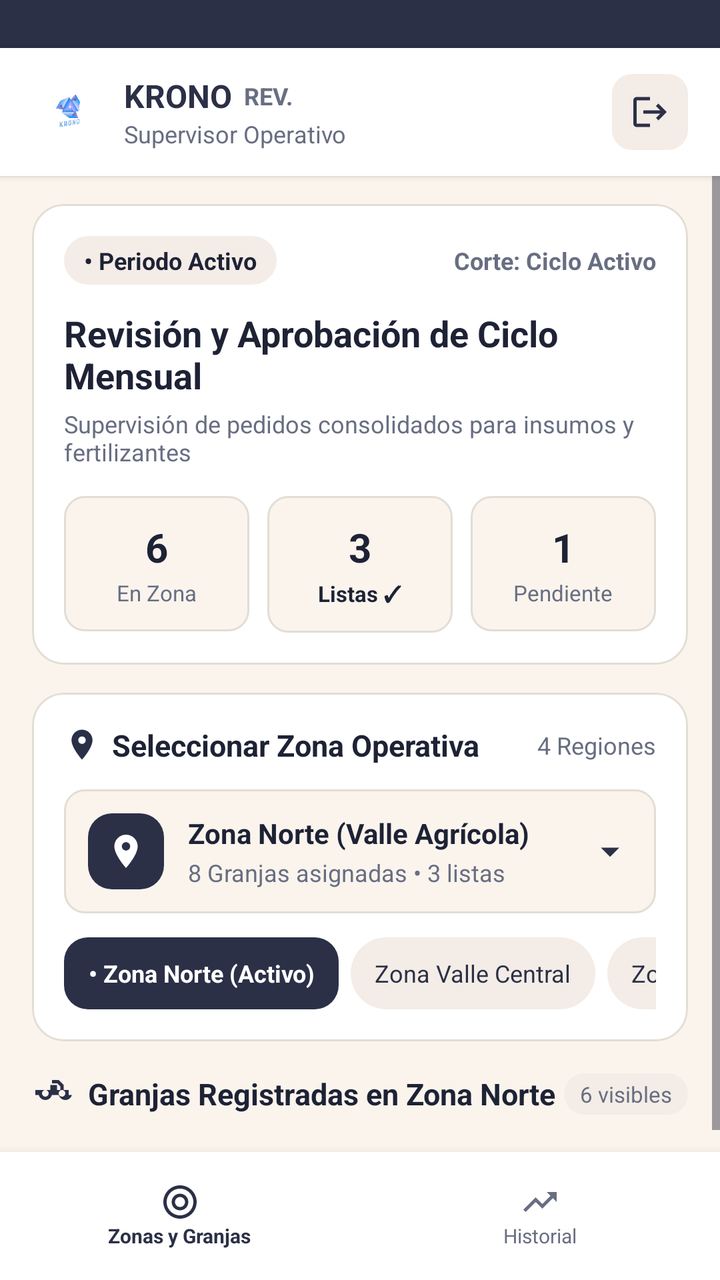
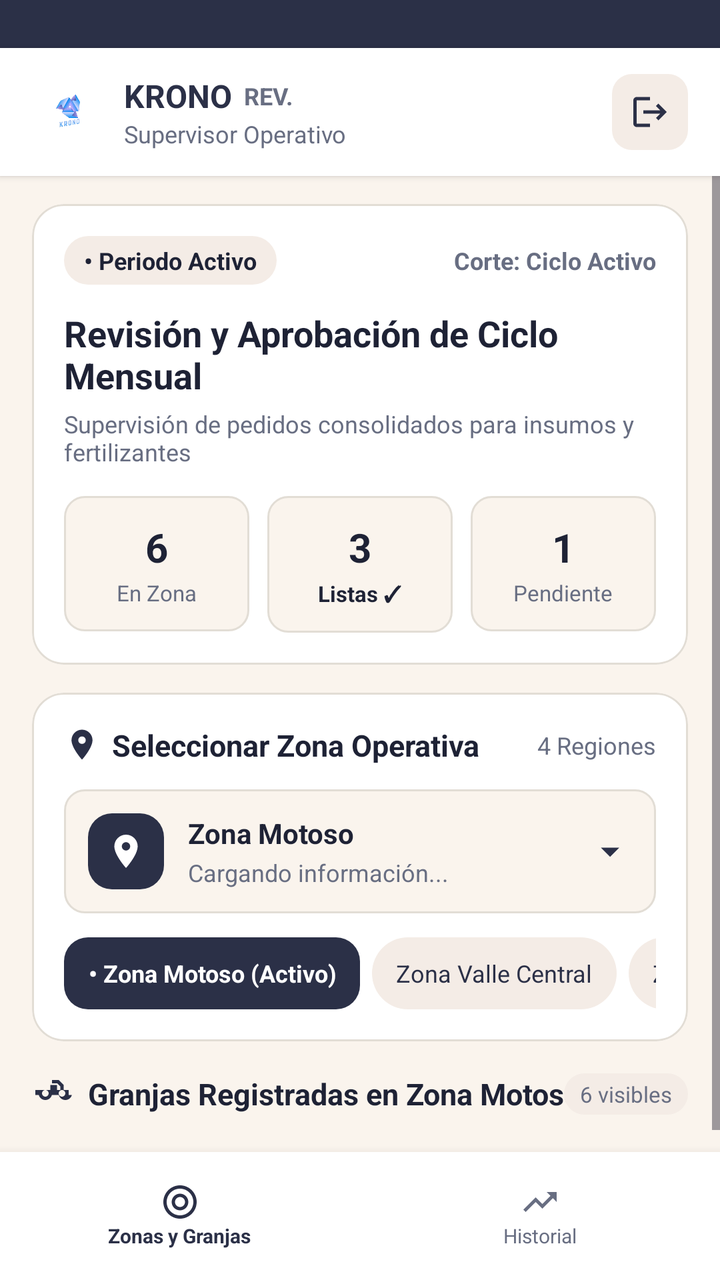

Screens rendered from an Android XML layout before and after an edit, with the pre-edit source and the edit as a unified diff.
<!-- AndroidManifest.xml: application theme Theme.Ferreteria -->
<!-- res/layout/activity_supervisor.xml -->
<?xml version="1.0" encoding="utf-8"?>
<RelativeLayout xmlns:android="http://schemas.android.com/apk/res/android"
    xmlns:app="http://schemas.android.com/apk/res-auto"
    xmlns:tools="http://schemas.android.com/tools"
    android:layout_width="match_parent"
    android:layout_height="match_parent"
    android:background="@color/krono_bg"
    tools:context=".SupervisorActivity">

    
    <View
        android:id="@+id/statusBarBg"
        android:layout_width="match_parent"
        android:layout_height="24dp"
        android:layout_alignParentTop="true"
        android:background="@color/krono_navy" />

    
    <LinearLayout
        android:id="@+id/topBar"
        android:layout_width="match_parent"
        android:layout_height="64dp"
        android:layout_below="@id/statusBarBg"
        android:background="@color/white"
        android:elevation="2dp"
        android:gravity="center_vertical"
        android:orientation="horizontal"
        android:paddingHorizontal="16dp">

        <ImageView
            android:layout_width="36dp"
            android:layout_height="36dp"
            android:contentDescription="@string/cd_logo"
            android:src="@drawable/logo" />

        <LinearLayout
            android:layout_width="0dp"
            android:layout_height="wrap_content"
            android:layout_marginStart="10dp"
            android:layout_weight="1"
            android:orientation="vertical">

            <LinearLayout
                android:layout_width="wrap_content"
                android:layout_height="wrap_content"
                android:gravity="center_vertical">

                <TextView
                    android:layout_width="wrap_content"
                    android:layout_height="wrap_content"
                    android:text="@string/app_name"
                    android:textColor="@color/krono_navy"
                    android:textSize="16sp"
                    android:textStyle="bold" />

                <TextView
                    android:layout_width="wrap_content"
                    android:layout_height="wrap_content"
                    android:layout_marginStart="6dp"
                    android:text="REV."
                    android:textColor="@color/krono_text_secondary"
                    android:textSize="12sp"
                    android:textStyle="bold" />
            </LinearLayout>

            <TextView
                android:layout_width="wrap_content"
                android:layout_height="wrap_content"
                android:text="Supervisor Operativo"
                android:textColor="@color/krono_text_secondary"
                android:textSize="12sp" />
        </LinearLayout>

        
        <FrameLayout
            android:id="@+id/btnBackLogin"
            android:layout_width="38dp"
            android:layout_height="38dp"
            android:background="@drawable/bg_icon_container"
            android:clickable="true"
            android:contentDescription="Cerrar sesión"
            android:focusable="true">

            <ImageView
                android:layout_width="20dp"
                android:layout_height="20dp"
                android:layout_gravity="center"
                android:contentDescription="Cerrar sesión"
                android:src="@drawable/ic_logout"
                app:tint="@color/krono_navy" />
        </FrameLayout>
    </LinearLayout>

    
    <LinearLayout
        android:id="@+id/bottomNav"
        android:layout_width="match_parent"
        android:layout_height="64dp"
        android:layout_alignParentBottom="true"
        android:background="@color/white"
        android:elevation="8dp"
        android:orientation="horizontal">

        
        <LinearLayout
            android:id="@+id/tabZonas"
            android:layout_width="0dp"
            android:layout_height="match_parent"
            android:layout_weight="1"
            android:gravity="center"
            android:orientation="vertical">

            <ImageView
                android:layout_width="20dp"
                android:layout_height="20dp"
                android:contentDescription="Zonas y Granjas"
                android:src="@drawable/ic_target"
                app:tint="@color/krono_navy" />

            <TextView
                android:layout_width="wrap_content"
                android:layout_height="wrap_content"
                android:text="Zonas y Granjas"
                android:textColor="@color/krono_navy"
                android:textSize="10sp"
                android:textStyle="bold" />
        </LinearLayout>

        
        <LinearLayout
            android:id="@+id/tabHistorial"
            android:layout_width="0dp"
            android:layout_height="match_parent"
            android:layout_weight="1"
            android:gravity="center"
            android:orientation="vertical">

            <ImageView
                android:layout_width="20dp"
                android:layout_height="20dp"
                android:contentDescription="Historial"
                android:src="@drawable/ic_trending_up"
                app:tint="@color/krono_text_secondary" />

            <TextView
                android:layout_width="wrap_content"
                android:layout_height="wrap_content"
                android:text="Historial"
                android:textColor="@color/krono_text_secondary"
                android:textSize="10sp" />
        </LinearLayout>
    </LinearLayout>

    
    <ScrollView
        android:id="@+id/scrollViewSupervisor"
        android:layout_width="match_parent"
        android:layout_height="match_parent"
        android:layout_above="@id/bottomNav"
        android:layout_below="@id/topBar"
        android:fillViewport="true">

        <LinearLayout
            android:layout_width="match_parent"
            android:layout_height="wrap_content"
            android:orientation="vertical"
            android:paddingHorizontal="16dp"
            android:paddingTop="14dp"
            android:paddingBottom="24dp">

            
            <com.google.android.material.card.MaterialCardView
                android:layout_width="match_parent"
                android:layout_height="wrap_content"
                app:cardBackgroundColor="@color/white"
                app:cardCornerRadius="16dp"
                app:cardElevation="0dp"
                app:strokeColor="@color/krono_card_stroke"
                app:strokeWidth="1dp">

                <LinearLayout
                    android:layout_width="match_parent"
                    android:layout_height="wrap_content"
                    android:orientation="vertical"
                    android:padding="16dp">

                    <RelativeLayout
                        android:layout_width="match_parent"
                        android:layout_height="wrap_content">

                        <TextView
                            android:layout_width="wrap_content"
                            android:layout_height="wrap_content"
                            android:layout_alignParentStart="true"
                            android:background="@drawable/bg_chip"
                            android:paddingHorizontal="10dp"
                            android:paddingVertical="4dp"
                            android:text="• Periodo Activo"
                            android:textColor="@color/krono_navy_dark"
                            android:textSize="12sp"
                            android:textStyle="bold" />

                        <TextView
                            android:id="@+id/txtSupervisorCorte"
                            android:layout_width="wrap_content"
                            android:layout_height="wrap_content"
                            android:layout_alignParentEnd="true"
                            android:layout_centerVertical="true"
                            android:text="Corte: Ciclo Activo"
                            android:textColor="@color/krono_text_secondary"
                            android:textSize="12sp"
                            android:textStyle="bold" />
                    </RelativeLayout>

                    <TextView
                        android:layout_width="wrap_content"
                        android:layout_height="wrap_content"
                        android:layout_marginTop="12dp"
                        android:text="Revisión y Aprobación de Ciclo Mensual"
                        android:textColor="@color/krono_navy_dark"
                        android:textSize="18sp"
                        android:textStyle="bold" />

                    <TextView
                        android:id="@+id/txtSupervisorCicloSub"
                        android:layout_width="wrap_content"
                        android:layout_height="wrap_content"
                        android:layout_marginTop="4dp"
                        android:text="Supervisión de pedidos consolidados para insumos y fertilizantes"
                        android:textColor="@color/krono_text_secondary"
                        android:textSize="12sp" />

                    
                    <LinearLayout
                        android:layout_width="match_parent"
                        android:layout_height="wrap_content"
                        android:layout_marginTop="14dp"
                        android:orientation="horizontal">

                        
                        <LinearLayout
                            android:layout_width="0dp"
                            android:layout_height="wrap_content"
                            android:layout_marginEnd="6dp"
                            android:layout_weight="1"
                            android:background="@drawable/bg_cierre_box"
                            android:gravity="center"
                            android:orientation="vertical"
                            android:paddingVertical="12dp">

                            <TextView
                                android:id="@+id/txtCountEnZona"
                                android:layout_width="wrap_content"
                                android:layout_height="wrap_content"
                                android:text="6"
                                android:textColor="@color/krono_navy_dark"
                                android:textSize="20sp"
                                android:textStyle="bold" />

                            <TextView
                                android:layout_width="wrap_content"
                                android:layout_height="wrap_content"
                                android:layout_marginTop="2dp"
                                android:text="En Zona"
                                android:textColor="@color/krono_text_secondary"
                                android:textSize="11sp" />
                        </LinearLayout>

                        
                        <LinearLayout
                            android:layout_width="0dp"
                            android:layout_height="wrap_content"
                            android:layout_marginHorizontal="3dp"
                            android:layout_weight="1"
                            android:background="@drawable/bg_cierre_box"
                            android:gravity="center"
                            android:orientation="vertical"
                            android:paddingVertical="12dp">

                            <TextView
                                android:id="@+id/txtCountListas"
                                android:layout_width="wrap_content"
                                android:layout_height="wrap_content"
                                android:text="3"
                                android:textColor="@color/krono_navy_dark"
                                android:textSize="20sp"
                                android:textStyle="bold" />

                            <TextView
                                android:layout_width="wrap_content"
                                android:layout_height="wrap_content"
                                android:layout_marginTop="2dp"
                                android:text="Listas ✓"
                                android:textColor="@color/krono_navy_dark"
                                android:textSize="11sp"
                                android:textStyle="bold" />
                        </LinearLayout>

                        
                        <LinearLayout
                            android:layout_width="0dp"
                            android:layout_height="wrap_content"
                            android:layout_marginStart="6dp"
                            android:layout_weight="1"
                            android:background="@drawable/bg_cierre_box"
                            android:gravity="center"
                            android:orientation="vertical"
                            android:paddingVertical="12dp">

                            <TextView
                                android:id="@+id/txtCountPendiente"
                                android:layout_width="wrap_content"
                                android:layout_height="wrap_content"
                                android:text="1"
                                android:textColor="@color/krono_navy_dark"
                                android:textSize="20sp"
                                android:textStyle="bold" />

                            <TextView
                                android:layout_width="wrap_content"
                                android:layout_height="wrap_content"
                                android:layout_marginTop="2dp"
                                android:text="Pendiente"
                                android:textColor="@color/krono_text_secondary"
                                android:textSize="11sp" />
                        </LinearLayout>

                    </LinearLayout>

                </LinearLayout>
            </com.google.android.material.card.MaterialCardView>

            
            <com.google.android.material.card.MaterialCardView
                android:layout_width="match_parent"
                android:layout_height="wrap_content"
                android:layout_marginTop="14dp"
                app:cardBackgroundColor="@color/white"
                app:cardCornerRadius="16dp"
                app:cardElevation="0dp"
                app:strokeColor="@color/krono_card_stroke"
                app:strokeWidth="1dp">

                <LinearLayout
                    android:layout_width="match_parent"
                    android:layout_height="wrap_content"
                    android:orientation="vertical"
                    android:padding="16dp">

                    <RelativeLayout
                        android:layout_width="match_parent"
                        android:layout_height="wrap_content">

                        <LinearLayout
                            android:layout_width="wrap_content"
                            android:layout_height="wrap_content"
                            android:layout_alignParentStart="true"
                            android:gravity="center_vertical">

                            <ImageView
                                android:layout_width="18dp"
                                android:layout_height="18dp"
                                android:contentDescription="Location"
                                android:src="@drawable/ic_location"
                                app:tint="@color/krono_navy" />

                            <TextView
                                android:layout_width="wrap_content"
                                android:layout_height="wrap_content"
                                android:layout_marginStart="6dp"
                                android:text="Seleccionar Zona Operativa"
                                android:textColor="@color/krono_navy_dark"
                                android:textSize="15sp"
                                android:textStyle="bold" />
                        </LinearLayout>

                        <TextView
                            android:layout_width="wrap_content"
                            android:layout_height="wrap_content"
                            android:layout_alignParentEnd="true"
                            android:layout_centerVertical="true"
                            android:text="4 Regiones"
                            android:textColor="@color/krono_text_secondary"
                            android:textSize="12sp" />
                    </RelativeLayout>

                    
                    <RelativeLayout
                        android:id="@+id/btnZoneDropdown"
                        android:layout_width="match_parent"
                        android:layout_height="wrap_content"
                        android:layout_marginTop="12dp"
                        android:background="@drawable/bg_cierre_box"
                        android:clickable="true"
                        android:focusable="true"
                        android:padding="12dp">

                        <FrameLayout
                            android:id="@+id/frameLocIcon"
                            android:layout_width="38dp"
                            android:layout_height="38dp"
                            android:layout_alignParentStart="true"
                            android:layout_centerVertical="true"
                            android:background="@drawable/bg_button_primary">

                            <ImageView
                                android:layout_width="20dp"
                                android:layout_height="20dp"
                                android:layout_gravity="center"
                                android:contentDescription="Location"
                                android:src="@drawable/ic_location"
                                app:tint="@color/white" />
                        </FrameLayout>

                        <LinearLayout
                            android:layout_width="wrap_content"
                            android:layout_height="wrap_content"
                            android:layout_centerVertical="true"
                            android:layout_marginStart="12dp"
                            android:layout_toEndOf="@id/frameLocIcon"
                            android:orientation="vertical">

                            <TextView
                                android:id="@+id/txtSelectedZoneTitle"
                                android:layout_width="wrap_content"
                                android:layout_height="wrap_content"
                                android:text="Zona Norte (Valle Agrícola)"
                                android:textColor="@color/krono_navy_dark"
                                android:textSize="14sp"
                                android:textStyle="bold" />

                            <TextView
                                android:id="@+id/txtSelectedZoneSub"
                                android:layout_width="wrap_content"
                                android:layout_height="wrap_content"
                                android:layout_marginTop="2dp"
                                android:text="8 Granjas asignadas • 3 listas"
                                android:textColor="@color/krono_text_secondary"
                                android:textSize="12sp" />
                        </LinearLayout>

                        <ImageView
                            android:layout_width="22dp"
                            android:layout_height="22dp"
                            android:layout_alignParentEnd="true"
                            android:layout_centerVertical="true"
                            android:contentDescription="Dropdown"
                            android:src="@drawable/ic_arrow_drop_down"
                            app:tint="@color/krono_navy" />
                    </RelativeLayout>

                    
                    <HorizontalScrollView
                        android:layout_width="match_parent"
                        android:layout_height="wrap_content"
                        android:layout_marginTop="12dp"
                        android:scrollbars="none">

                        <LinearLayout
                            android:id="@+id/containerZoneChips"
                            android:layout_width="wrap_content"
                            android:layout_height="wrap_content"
                            android:orientation="horizontal">

                            
                            <TextView
                                android:id="@+id/chipZoneNorte"
                                android:layout_width="wrap_content"
                                android:layout_height="36dp"
                                android:layout_marginEnd="6dp"
                                android:background="@drawable/bg_button_primary"
                                android:gravity="center"
                                android:paddingHorizontal="12dp"
                                android:text="• Zona Norte (Activo)"
                                android:textColor="@color/white"
                                android:textSize="12sp"
                                android:textStyle="bold" />

                            
                            <TextView
                                android:id="@+id/chipZoneValle"
                                android:layout_width="wrap_content"
                                android:layout_height="36dp"
                                android:layout_marginEnd="6dp"
                                android:background="@drawable/bg_chip"
                                android:gravity="center"
                                android:paddingHorizontal="12dp"
                                android:text="Zona Valle Central"
                                android:textColor="@color/krono_chip_text"
                                android:textSize="12sp" />

                            
                            <TextView
                                android:id="@+id/chipZoneSur"
                                android:layout_width="wrap_content"
                                android:layout_height="36dp"
                                android:layout_marginEnd="6dp"
                                android:background="@drawable/bg_chip"
                                android:gravity="center"
                                android:paddingHorizontal="12dp"
                                android:text="Zona Sur"
                                android:textColor="@color/krono_chip_text"
                                android:textSize="12sp" />

                            
                            <TextView
                                android:id="@+id/chipZoneOccidente"
                                android:layout_width="wrap_content"
                                android:layout_height="36dp"
                                android:background="@drawable/bg_chip"
                                android:gravity="center"
                                android:paddingHorizontal="12dp"
                                android:text="Zona Occidente"
                                android:textColor="@color/krono_chip_text"
                                android:textSize="12sp" />

                        </LinearLayout>
                    </HorizontalScrollView>

                </LinearLayout>
            </com.google.android.material.card.MaterialCardView>

            
            <RelativeLayout
                android:layout_width="match_parent"
                android:layout_height="wrap_content"
                android:layout_marginTop="16dp">

                <LinearLayout
                    android:layout_width="wrap_content"
                    android:layout_height="wrap_content"
                    android:layout_alignParentStart="true"
                    android:gravity="center_vertical">

                    <ImageView
                        android:layout_width="20dp"
                        android:layout_height="20dp"
                        android:contentDescription="Farm List"
                        android:src="@drawable/ic_farm"
                        app:tint="@color/krono_navy" />

                    <TextView
                        android:id="@+id/txtHeaderGranjas"
                        android:layout_width="wrap_content"
                        android:layout_height="wrap_content"
                        android:layout_marginStart="8dp"
                        android:text="Granjas Registradas en Zona Norte"
                        android:textColor="@color/krono_navy_dark"
                        android:textSize="15sp"
                        android:textStyle="bold" />
                </LinearLayout>

                <TextView
                    android:id="@+id/txtCountVisibles"
                    android:layout_width="wrap_content"
                    android:layout_height="wrap_content"
                    android:layout_alignParentEnd="true"
                    android:layout_centerVertical="true"
                    android:background="@drawable/bg_chip"
                    android:paddingHorizontal="8dp"
                    android:paddingVertical="3dp"
                    android:text="6 visibles"
                    android:textColor="@color/krono_text_secondary"
                    android:textSize="11sp" />
            </RelativeLayout>

            
            <LinearLayout
                android:id="@+id/containerGranjasZonas"
                android:layout_width="match_parent"
                android:layout_height="wrap_content"
                android:layout_marginTop="6dp"
                android:orientation="vertical" />

        </LinearLayout>
    </ScrollView>

</RelativeLayout>
<!-- resources referenced by this layout -->
<resources>
  <color name="krono_bg">#FAF4ED</color>
  <color name="krono_card_stroke">#E2DDD5</color>
  <color name="krono_chip_text">#2B3047</color>
  <color name="krono_navy">#2B3047</color>
  <color name="krono_navy_dark">#1E2235</color>
  <color name="krono_text_secondary">#686E82</color>
  <color name="white">#FFFFFFFF</color>
  <!-- drawable bg_button_primary (drawable) -->
  <?xml version="1.0" encoding="utf-8"?>
  <ripple xmlns:android="http://schemas.android.com/apk/res/android"
      android:color="#40FFFFFF">
      <item>
          <shape android:shape="rectangle">
              <solid android:color="@color/krono_navy" />
              <corners android:radius="12dp" />
          </shape>
      </item>
  </ripple>
  <!-- drawable bg_chip (drawable) -->
  <?xml version="1.0" encoding="utf-8"?>
  <shape xmlns:android="http://schemas.android.com/apk/res/android"
      android:shape="rectangle">
      <solid android:color="@color/krono_chip_bg" />
      <corners android:radius="50dp" />
  </shape>
  <!-- drawable bg_cierre_box (drawable) -->
  <?xml version="1.0" encoding="utf-8"?>
  <shape xmlns:android="http://schemas.android.com/apk/res/android"
      android:shape="rectangle">
      <solid android:color="#FAF4ED" />
      <stroke android:width="1dp" android:color="@color/krono_card_stroke" />
      <corners android:radius="10dp" />
  </shape>
  <!-- drawable bg_icon_container (drawable) -->
  <?xml version="1.0" encoding="utf-8"?>
  <shape xmlns:android="http://schemas.android.com/apk/res/android"
      android:shape="rectangle">
      <solid android:color="@color/krono_chip_bg" />
      <corners android:radius="10dp" />
  </shape>
  <!-- drawable ic_arrow_drop_down (drawable) -->
  <vector xmlns:android="http://schemas.android.com/apk/res/android"
      android:width="24dp"
      android:height="24dp"
      android:viewportWidth="24"
      android:viewportHeight="24">
    <path
        android:fillColor="#FF2B3047"
        android:pathData="M7,10l5,5 5,-5z"/>
  </vector>
  <!-- drawable ic_location (drawable) -->
  <vector xmlns:android="http://schemas.android.com/apk/res/android"
      android:width="24dp"
      android:height="24dp"
      android:viewportWidth="24"
      android:viewportHeight="24">
    <path
        android:fillColor="#FF2B3047"
        android:pathData="M12,2C8.13,2 5,5.13 5,9c0,5.25 7,13 7,13s7,-7.75 7,-13c0,-3.87 -3.13,-7 -7,-7zM12,11.5c-1.38,0 -2.5,-1.12 -2.5,-2.5s1.12,-2.5 2.5,-2.5 2.5,1.12 2.5,2.5 -1.12,2.5 -2.5,2.5z"/>
  </vector>
  <!-- drawable ic_logout (drawable) -->
  <vector xmlns:android="http://schemas.android.com/apk/res/android"
      android:width="24dp"
      android:height="24dp"
      android:viewportWidth="24"
      android:viewportHeight="24">
      <path
          android:fillColor="@color/krono_navy"
          android:pathData="M17,7l-1.41,1.41L18.17,11H8v2h10.17l-2.58,2.58L17,17l5,-5L17,7zM4,5h8V3H4C2.9,3,2,3.9,2,5v14c0,1.1,0.9,2,2,2h8v-2H4V5z" />
  </vector>
  <!-- drawable ic_trending_up (drawable) -->
  <vector xmlns:android="http://schemas.android.com/apk/res/android"
      android:width="24dp"
      android:height="24dp"
      android:viewportWidth="24"
      android:viewportHeight="24">
    <path
        android:fillColor="#FF2B3047"
        android:pathData="M16,6l2.29,2.29 -4.88,4.88 -4,-4L2,16.59 3.41,18l6,-6 4,4 6.3,-6.29L22,12V6z"/>
  </vector>
  <string name="app_name">KRONO</string>
  <string name="cd_logo">KRONO Logo</string>
  <style name="Theme.Ferreteria" parent="Base.Theme.Ferreteria" />
  <color name="krono_chip_bg">#F4ECE6</color>
  <style name="Base.Theme.Ferreteria" parent="Theme.Material3.DayNight.NoActionBar">
          <item name="android:statusBarColor">@color/krono_navy</item>
          <item name="android:windowLightStatusBar">false</item>
          <item name="colorPrimary">@color/krono_navy</item>
      </style>
  <!-- unchanged entries left out for length: 3 -->
</resources>

<!-- the commit's change to res/layout/activity_supervisor.xml (unified diff, before → after) -->
@@ -424,7 +424,7 @@
                                 android:id="@+id/txtSelectedZoneTitle"
                                 android:layout_width="wrap_content"
                                 android:layout_height="wrap_content"
-                                android:text="Zona Norte (Valle Agrícola)"
+                                android:text="Zona Motoso"
                                 android:textColor="@color/krono_navy_dark"
                                 android:textSize="14sp"
                                 android:textStyle="bold" />
@@ -434,7 +434,7 @@
                                 android:layout_width="wrap_content"
                                 android:layout_height="wrap_content"
                                 android:layout_marginTop="2dp"
-                                android:text="8 Granjas asignadas • 3 listas"
+                                android:text="Cargando información..."
                                 android:textColor="@color/krono_text_secondary"
                                 android:textSize="12sp" />
                         </LinearLayout>
@@ -471,7 +471,7 @@
                                 android:background="@drawable/bg_button_primary"
                                 android:gravity="center"
                                 android:paddingHorizontal="12dp"
-                                android:text="• Zona Norte (Activo)"
+                                android:text="• Zona Motoso (Activo)"
                                 android:textColor="@color/white"
                                 android:textSize="12sp"
                                 android:textStyle="bold" />
@@ -544,7 +544,7 @@
                         android:layout_width="wrap_content"
                         android:layout_height="wrap_content"
                         android:layout_marginStart="8dp"
-                        android:text="Granjas Registradas en Zona Norte"
+                        android:text="Granjas Registradas en Zona Motoso"
                         android:textColor="@color/krono_navy_dark"
                         android:textSize="15sp"
                         android:textStyle="bold" />
